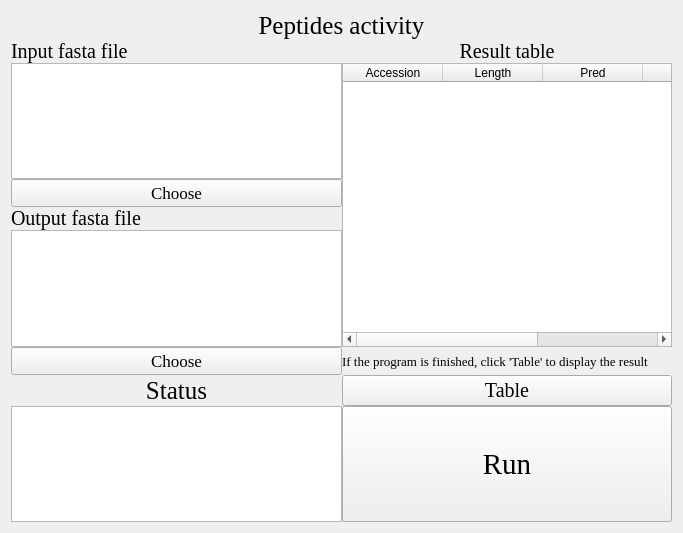
Above: UI/Peptides.ui from hzaurzli/MicroWorldOmics before the change. Below: the same form after it.
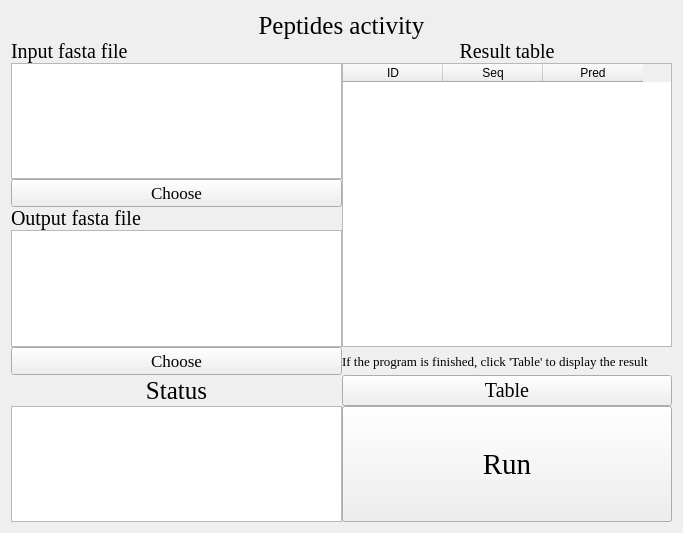
That is the form after the change. Icons and pictures are not drawn.

What changed in the file:
```diff
--- a/UI/Peptides.ui
+++ b/UI/Peptides.ui
@@ -156,12 +156,12 @@
        </property>
        <column>
         <property name="text">
-         <string>Accession</string>
+         <string>ID</string>
         </property>
        </column>
        <column>
         <property name="text">
-         <string>Length</string>
+         <string>Seq</string>
         </property>
        </column>
        <column>
@@ -169,16 +169,6 @@
          <string>Pred</string>
         </property>
        </column>
-       <column>
-        <property name="text">
-         <string>Score</string>
-        </property>
-       </column>
-       <column>
-        <property name="text">
-         <string>Type</string>
-        </property>
-       </column>
       </widget>
      </item>
      <item row="6" column="1">
```
